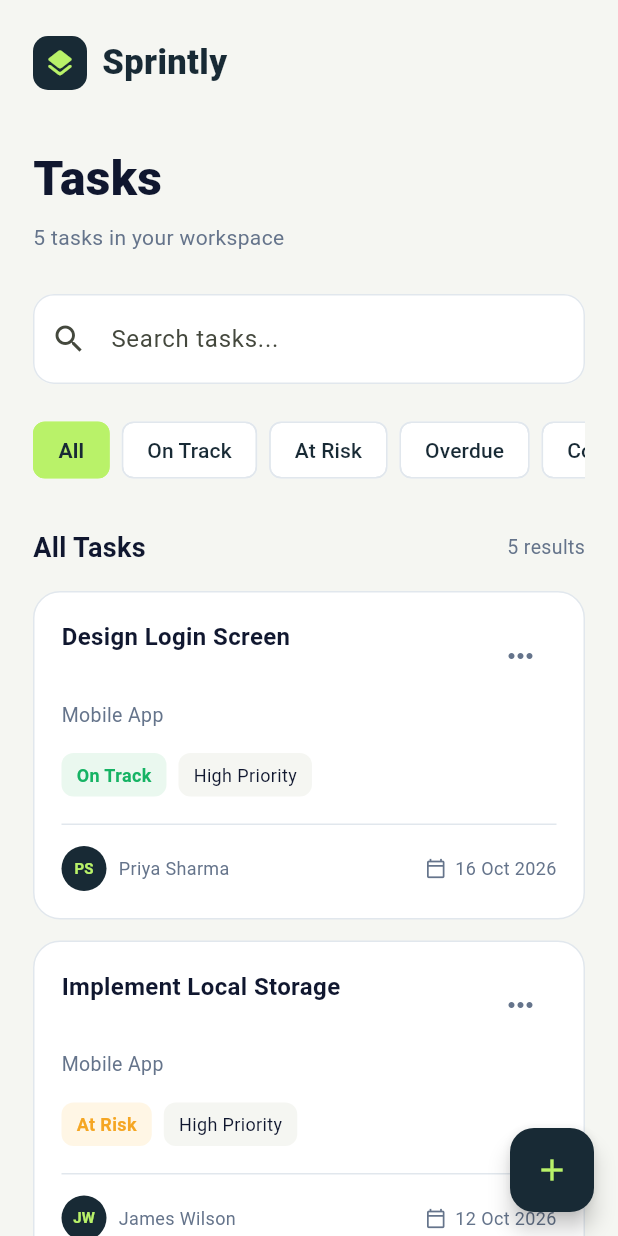
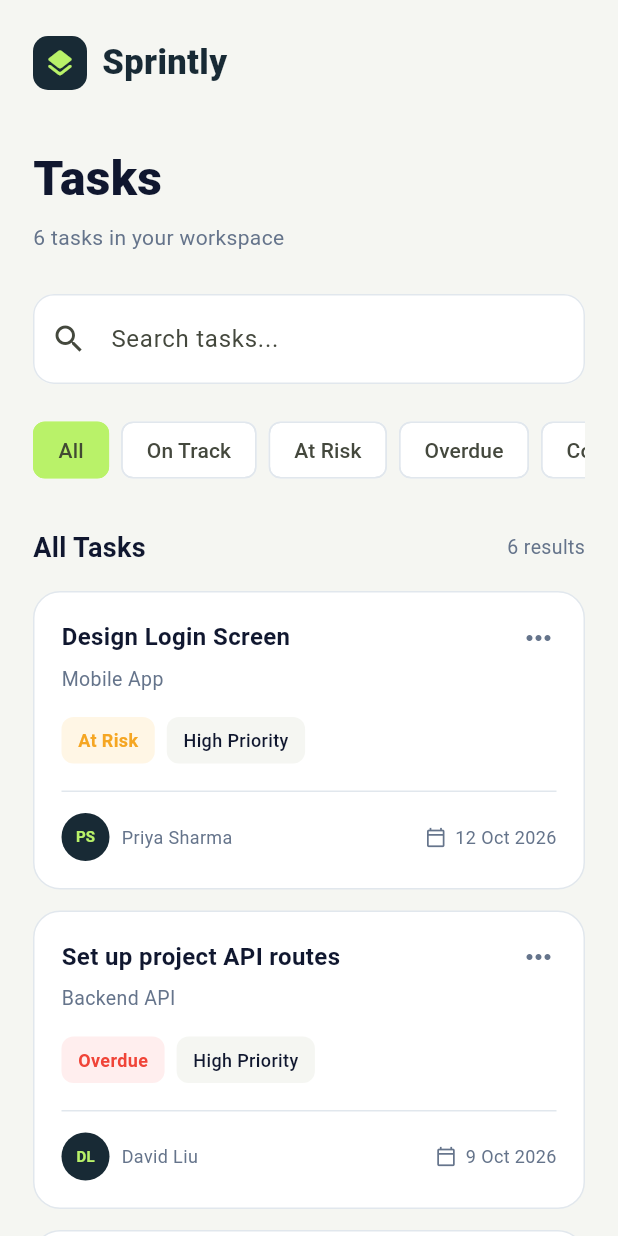
Before and after one commit to sultanhabibllah/SLA-task-tracker, a Flutter app: the TaskListScreen screen opened directly, on a phone screen of 412 x 824 dp. Run offline on Flutter 3.47's test engine with Material 3 defaults, Android fonts, the phone set to English and light mode, and no system bars; our stand-ins replace shared_preferences; accounts and stored records are empty.

Commit message:
Shared task list integration

```diff
--- a/lib/screens/shell/app_shell.dart
+++ b/lib/screens/shell/app_shell.dart
@@ -4,8 +4,8 @@ import '../../core/theme/app_colors.dart';
 import '../home/dashboard_screen.dart';
 import '../profile/profile_screen.dart';
 import '../team/team_members_screen.dart';
+import '../tasks/task_list_screen.dart';
 
-// Main frame of the app after sign-in: 5 tabs with a bottom navigation bar
 class AppShell extends StatefulWidget {
   const AppShell({super.key});
 
@@ -16,10 +16,9 @@ class AppShell extends StatefulWidget {
 class _AppShellState extends State<AppShell> {
   int _selectedTab = 0;
 
-  // Each team member replaces their tab's entry here with the real screen
   static const List<Widget> _tabs = [
     DashboardScreen(),
-    _ComingSoonTab(title: 'Tasks', icon: Icons.check_box_outlined),
+    TaskListScreen(),
     _ComingSoonTab(title: 'Calendar', icon: Icons.calendar_today_outlined),
     TeamMembersScreen(),
     ProfileScreen(),
@@ -29,8 +28,6 @@ class _AppShellState extends State<AppShell> {
   Widget build(BuildContext context) {
     return Scaffold(
       backgroundColor: AppColors.white,
-      // IndexedStack keeps every tab alive, so a tab keeps its scroll position
-      // and form input when the user switches away and back.
       body: SafeArea(
         child: IndexedStack(index: _selectedTab, children: _tabs),
       ),
--- a/lib/screens/tasks/task_list_screen.dart
+++ b/lib/screens/tasks/task_list_screen.dart
@@ -1,49 +1,9 @@
+import 'package:flutter/material.dart';
+import 'package:provider/provider.dart';
 
-import 'package:flutter/material.dart';
 import '../../core/theme/app_colors.dart';
-
-enum TaskSlaStatus {
-  onTrack,
-  atRisk,
-  overdue,
-  completed,
-}
-
-class SprintlyTask {
-  final String title;
-  final String project;
-  final String assignee;
-  final String initials;
-  final String priority;
-  final DateTime deadline;
-  final bool completed;
-
-  const SprintlyTask({
-    required this.title,
-    required this.project,
-    required this.assignee,
-    required this.initials,
-    required this.priority,
-    required this.deadline,
-    this.completed = false,
-  });
-
-  TaskSlaStatus get slaStatus {
-    if (completed) return TaskSlaStatus.completed;
-
-    final timeLeft = deadline.difference(DateTime.now());
-
-    if (timeLeft.isNegative) {
-      return TaskSlaStatus.overdue;
-    }
-
-    if (timeLeft <= const Duration(hours: 48)) {
-      return TaskSlaStatus.atRisk;
-    }
-
-    return TaskSlaStatus.onTrack;
-  }
-}
+import '../../models/task.dart';
+import '../../state/app_state.dart';
 
 class TaskListScreen extends StatefulWidget {
   const TaskListScreen({super.key});
@@ -53,61 +13,16 @@ class TaskListScreen extends StatefulWidget {
 }
 
 class _TaskListScreenState extends State<TaskListScreen> {
-  final TextEditingController _searchController =
-      TextEditingController();
+  final TextEditingController _searchController = TextEditingController();
 
-  String selectedFilter = 'All';
+  String _selectedFilter = 'All';
 
-  final List<String> filters = [
+  static const List<String> _filters = [
     'All',
     'On Track',
     'At Risk',
     'Overdue',
     'Completed',
-  ];
-
-  late final List<SprintlyTask> tasks = [
-    SprintlyTask(
-      title: 'Design Login Screen',
-      project: 'Mobile App',
-      assignee: 'Priya Sharma',
-      initials: 'PS',
-      priority: 'High',
-      deadline: DateTime.now().add(const Duration(days: 5)),
-    ),
-    SprintlyTask(
-      title: 'Implement Local Storage',
-      project: 'Mobile App',
-      assignee: 'James Wilson',
-      initials: 'JW',
-      priority: 'High',
-      deadline: DateTime.now().add(const Duration(hours: 24)),
-    ),
-    SprintlyTask(
-      title: 'Write API Documentation',
-      project: 'Backend',
-      assignee: 'Alex Carter',
-      initials: 'AC',
-      priority: 'Medium',
-      deadline: DateTime.now().subtract(const Duration(days: 2)),
-    ),
-    SprintlyTask(
-      title: 'Update Design System',
-      project: 'UI/UX',
-      assignee: 'Priya Sharma',
-      initials: 'PS',
-      priority: 'Low',
-      deadline: DateTime.now().subtract(const Duration(days: 1)),
-      completed: true,
-    ),
-    SprintlyTask(
-      title: 'Test Authentication Flow',
-      project: 'Mobile App',
-      assignee: 'James Wilson',
-      initials: 'JW',
-      priority: 'Medium',
-      deadline: DateTime.now().add(const Duration(days: 7)),
-    ),
   ];
 
   @override
@@ -116,73 +31,92 @@ class _TaskListScreenState extends State<TaskListScreen> {
     super.dispose();
   }
 
-  String getStatusLabel(TaskSlaStatus status) {
-    switch (status) {
-      case TaskSlaStatus.onTrack:
+  String _slaLabel(Task task, AppState state) {
+    switch (state.slaOf(task).name) {
+      case 'onTrack':
         return 'On Track';
-      case TaskSlaStatus.atRisk:
+      case 'atRisk':
         return 'At Risk';
-      case TaskSlaStatus.overdue:
+      case 'overdue':
         return 'Overdue';
-      case TaskSlaStatus.completed:
+      case 'completed':
         return 'Completed';
+      default:
+        return 'On Track';
     }
   }
 
-  Color getStatusColor(TaskSlaStatus status) {
+  Color _slaColor(String status) {
     switch (status) {
-      case TaskSlaStatus.onTrack:
+      case 'On Track':
         return AppColors.onTrack;
-      case TaskSlaStatus.atRisk:
+      case 'At Risk':
         return AppColors.atRisk;
-      case TaskSlaStatus.overdue:
+      case 'Overdue':
         return AppColors.overdue;
-      case TaskSlaStatus.completed:
+      case 'Completed':
         return AppColors.completed;
+      default:
+        return AppColors.textSecondary;
     }
   }
 
-  Color getStatusBackground(TaskSlaStatus status) {
+  Color _slaBackground(String status) {
     switch (status) {
-      case TaskSlaStatus.onTrack:
+      case 'On Track':
         return AppColors.softGreen;
-      case TaskSlaStatus.atRisk:
+      case 'At Risk':
         return AppColors.softYellow;
-      case TaskSlaStatus.overdue:
+      case 'Overdue':
         return AppColors.softRed;
-      case TaskSlaStatus.completed:
+      case 'Completed':
         return AppColors.softBlue;
+      default:
+        return AppColors.background;
     }
   }
 
-  List<SprintlyTask> get filteredTasks {
-    final search = _searchController.text.toLowerCase().trim();
-
-    return tasks.where((task) {
-      final matchesSearch =
-          task.title.toLowerCase().contains(search) ||
-          task.project.toLowerCase().contains(search) ||
-          task.assignee.toLowerCase().contains(search);
-
-      final matchesFilter =
-          selectedFilter == 'All' ||
-          getStatusLabel(task.slaStatus) == selectedFilter;
-
-      return matchesSearch && matchesFilter;
-    }).toList();
-  }
-
-  String formatDate(DateTime date) {
+  String _formatDate(DateTime date) {
     const months = [
-      'Jan', 'Feb', 'Mar', 'Apr', 'May', 'Jun',
-      'Jul', 'Aug', 'Sep', 'Oct', 'Nov', 'Dec',
+      'Jan',
+      'Feb',
+      'Mar',
+      'Apr',
+      'May',
+      'Jun',
+      'Jul',
+      'Aug',
+      'Sep',
+      'Oct',
+      'Nov',
+      'Dec',
     ];
 
     return '${date.day} ${months[date.month - 1]} ${date.year}';
   }
 
-  Widget buildTaskCard(SprintlyTask task) {
-    final status = task.slaStatus;
+  List<Task> _filteredTasks(AppState state) {
+    final query = _searchController.text.trim().toLowerCase();
+
+    return state.tasks.where((task) {
+      final member = state.memberById(task.assigneeId);
+      final assignee = member?.name ?? '';
+
+      final matchesSearch =
+          task.title.toLowerCase().contains(query) ||
+          task.project.toLowerCase().contains(query) ||
+          assignee.toLowerCase().contains(query);
+
+      final matchesStatus =
+          _selectedFilter == 'All' || _slaLabel(task, state) == _selectedFilter;
+
+      return matchesSearch && matchesStatus;
+    }).toList();
+  }
+
+  Widget _buildTaskCard(Task task, AppState state) {
+    final member = state.memberById(task.assigneeId);
+    final status = _slaLabel(task, state);
 
     return Container(
       margin: const EdgeInsets.only(bottom: 14),
@@ -208,31 +142,8 @@ class _TaskListScreenState extends State<TaskListScreen> {
                   ),
                 ),
               ),
-              const SizedBox(width: 10),
-              PopupMenuButton<String>(
-                padding: EdgeInsets.zero,
-                icon: const Icon(
-                  Icons.more_horiz,
-                  color: AppColors.textSecondary,
-                ),
-                onSelected: (value) {
-                  ScaffoldMessenger.of(context).showSnackBar(
-                    SnackBar(
-                      content: Text('$value: ${task.title}'),
-                    ),
-                  );
-                },
-                itemBuilder: (context) => [
-                  const PopupMenuItem(
-                    value: 'View task',
-                    child: Text('View task'),
-                  ),
-                  const PopupMenuItem(
-                    value: 'Edit task',
-                    child: Text('Edit task'),
-                  ),
-                ],
-              ),
+              const SizedBox(width: 8),
+              Icon(Icons.more_horiz, color: AppColors.textSecondary),
             ],
           ),
 
@@ -248,42 +159,43 @@ class _TaskListScreenState extends State<TaskListScreen> {
 
           const SizedBox(height: 16),
 
-          Row(
+          Wrap(
+            spacing: 8,
+            runSpacing: 8,
             children: [
               Container(
                 padding: const EdgeInsets.symmetric(
-                  horizontal: 10,
-                  vertical: 6,
+                  horizontal: 11,
+                  vertical: 7,
                 ),
                 decoration: BoxDecoration(
-                  color: getStatusBackground(status),
+                  color: _slaBackground(status),
                   borderRadius: BorderRadius.circular(8),
                 ),
                 child: Text(
-                  getStatusLabel(status),
+                  status,
                   style: TextStyle(
                     fontSize: 12,
                     fontWeight: FontWeight.w600,
-                    color: getStatusColor(status),
+                    color: _slaColor(status),
                   ),
                 ),
               ),
 
-              const SizedBox(width: 8),
-
               Container(
                 padding: const EdgeInsets.symmetric(
-                  horizontal: 10,
-                  vertical: 6,
+                  horizontal: 11,
+                  vertical: 7,
                 ),
                 decoration: BoxDecoration(
                   color: AppColors.background,
                   borderRadius: BorderRadius.circular(8),
                 ),
                 child: Text(
-                  '${task.priority} Priority',
+                  '${task.priority.label} Priority',
                   style: const TextStyle(
                     fontSize: 12,
+                    fontWeight: FontWeight.w500,
                     color: AppColors.textPrimary,
                   ),
                 ),
@@ -293,23 +205,20 @@ class _TaskListScreenState extends State<TaskListScreen> {
 
           const SizedBox(height: 18),
 
-          const Divider(
-            color: AppColors.border,
-            height: 1,
-          ),
+          const Divider(height: 1, color: AppColors.border),
 
           const SizedBox(height: 14),
 
           Row(
             children: [
               CircleAvatar(
-                radius: 15,
+                radius: 16,
                 backgroundColor: AppColors.midnight,
                 child: Text(
-                  task.initials,
+                  member?.initials ?? '?',
                   style: const TextStyle(
                     fontSize: 10,
-                    fontWeight: FontWeight.w700,
+                    fontWeight: FontWeight.bold,
                     color: AppColors.lime,
                   ),
                 ),
@@ -319,7 +228,7 @@ class _TaskListScreenState extends State<TaskListScreen> {
 
               Expanded(
                 child: Text(
-                  task.assignee,
+                  member?.name ?? 'Unassigned',
                   overflow: TextOverflow.ellipsis,
                   style: const TextStyle(
                     fontSize: 12,
@@ -337,7 +246,7 @@ class _TaskListScreenState extends State<TaskListScreen> {
               const SizedBox(width: 6),
 
               Text(
-                formatDate(task.deadline),
+                _formatDate(task.dueDate),
                 style: const TextStyle(
                   fontSize: 12,
                   color: AppColors.textSecondary,
@@ -352,32 +261,16 @@ class _TaskListScreenState extends State<TaskListScreen> {
 
   @override
   Widget build(BuildContext context) {
-    final visibleTasks = filteredTasks;
+    final state = context.watch<AppState>();
+    final visibleTasks = _filteredTasks(state);
 
     return Scaffold(
       backgroundColor: AppColors.background,
 
-      floatingActionButton: FloatingActionButton(
-        backgroundColor: AppColors.midnight,
-        foregroundColor: AppColors.lime,
-        onPressed: () {
-          ScaffoldMessenger.of(context).showSnackBar(
-            const SnackBar(
-              content: Text('Create Task screen coming next'),
-            ),
-          );
-        },
-        child: const Icon(Icons.add),
-      ),
-
       body: SafeArea(
         child: ListView(
-          padding: const EdgeInsets.symmetric(
-            horizontal: 22,
-            vertical: 24,
-          ),
+          padding: const EdgeInsets.symmetric(horizontal: 22, vertical: 24),
           children: [
-            // Branding
             Row(
               children: [
                 Container(
@@ -393,7 +286,9 @@ class _TaskListScreenState extends State<TaskListScreen> {
                     size: 22,
                   ),
                 ),
+
                 const SizedBox(width: 10),
+
                 const Text(
                   'Sprintly',
                   style: TextStyle(
@@ -419,7 +314,7 @@ class _TaskListScreenState extends State<TaskListScreen> {
             const SizedBox(height: 6),
 
             Text(
-              '${tasks.length} tasks in your workspace',
+              '${state.tasks.length} tasks in your workspace',
               style: const TextStyle(
                 fontSize: 14,
                 color: AppColors.textSecondary,
@@ -428,7 +323,6 @@ class _TaskListScreenState extends State<TaskListScreen> {
 
             const SizedBox(height: 28),
 
-            // Search field
             TextField(
               controller: _searchController,
               onChanged: (_) => setState(() {}),
@@ -440,12 +334,11 @@ class _TaskListScreenState extends State<TaskListScreen> {
 
             const SizedBox(height: 20),
 
-            // SLA filters
             SingleChildScrollView(
               scrollDirection: Axis.horizontal,
               child: Row(
-                children: filters.map((filter) {
-                  final selected = selectedFilter == filter;
+                children: _filters.map((filter) {
+                  final selected = _selectedFilter == filter;
 
                   return Padding(
                     padding: const EdgeInsets.only(right: 8),
@@ -456,19 +349,11 @@ class _TaskListScreenState extends State<TaskListScreen> {
                       backgroundColor: AppColors.white,
                       selectedColor: AppColors.lime,
                       side: BorderSide(
-                        color: selected
-                            ? AppColors.lime
-                            : AppColors.border,
-                      ),
-                      labelStyle: TextStyle(
-                        color: AppColors.midnight,
-                        fontWeight: selected
-                            ? FontWeight.w700
-                            : FontWeight.w500,
+                        color: selected ? AppColors.lime : AppColors.border,
                       ),
                       onSelected: (_) {
                         setState(() {
-                          selectedFilter = filter;
+                          _selectedFilter = filter;
                         });
                       },
                     ),
@@ -490,6 +375,7 @@ class _TaskListScreenState extends State<TaskListScreen> {
                     color: AppColors.textPrimary,
                   ),
                 ),
+
                 Text(
                   '${visibleTasks.length} results',
                   style: const TextStyle(
@@ -502,10 +388,9 @@ class _TaskListScreenState extends State<TaskListScreen> {
 
             const SizedBox(height: 16),
 
-            // Task cards or empty state
             if (visibleTasks.isEmpty)
               Padding(
-                padding: const EdgeInsets.symmetric(vertical: 64),
+                padding: const EdgeInsets.symmetric(vertical: 60),
                 child: Column(
                   children: [
                     const Icon(
@@ -513,7 +398,9 @@ class _TaskListScreenState extends State<TaskListScreen> {
                       size: 48,
                       color: AppColors.textSecondary,
                     ),
+
                     const SizedBox(height: 16),
+
                     const Text(
                       'No tasks found',
                       style: TextStyle(
@@ -522,19 +409,21 @@ class _TaskListScreenState extends State<TaskListScreen> {
                         color: AppColors.textPrimary,
                       ),
                     ),
+
                     const SizedBox(height: 8),
+
                     const Text(
                       'Try another search or filter.',
-                      style: TextStyle(
-                        color: AppColors.textSecondary,
-                      ),
+                      style: TextStyle(color: AppColors.textSecondary),
                     ),
+
                     const SizedBox(height: 16),
+
                     TextButton(
                       onPressed: () {
                         _searchController.clear();
                         setState(() {
-                          selectedFilter = 'All';
+                          _selectedFilter = 'All';
                         });
                       },
                       child: const Text('Clear filters'),
@@ -543,9 +432,9 @@ class _TaskListScreenState extends State<TaskListScreen> {
                 ),
               )
             else
-              ...visibleTasks.map(buildTaskCard),
+              ...visibleTasks.map((task) => _buildTaskCard(task, state)),
 
-            const SizedBox(height: 70),
+            const SizedBox(height: 28),
           ],
         ),
       ),
```
